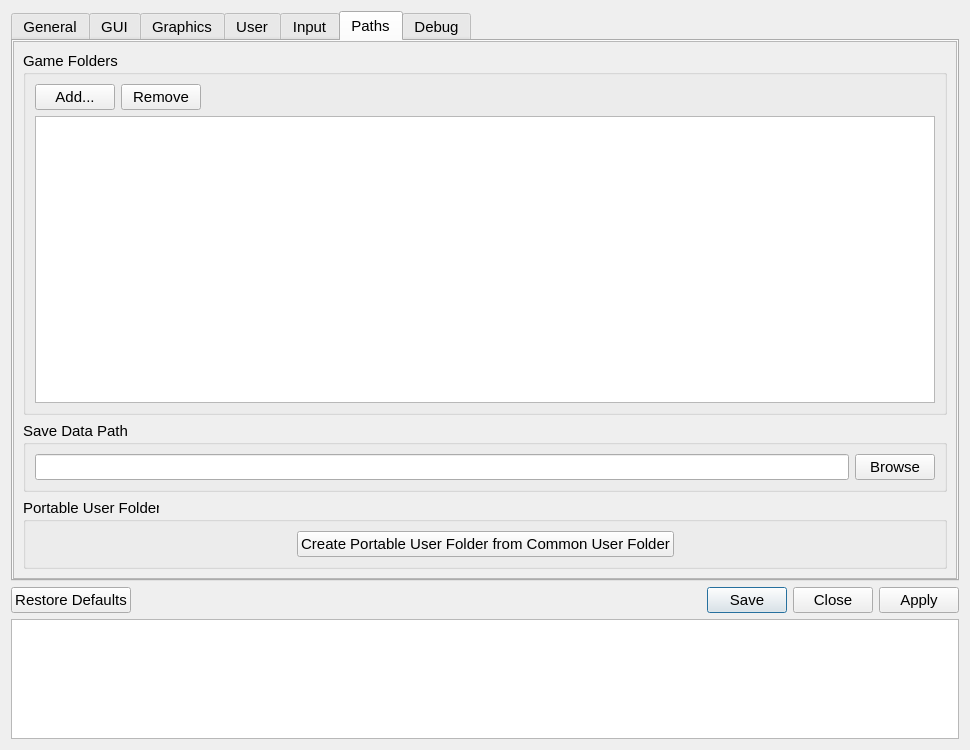
Qt form src/qt_gui/settings_dialog.ui (shadps4-emu/shadPS4) before a commit.
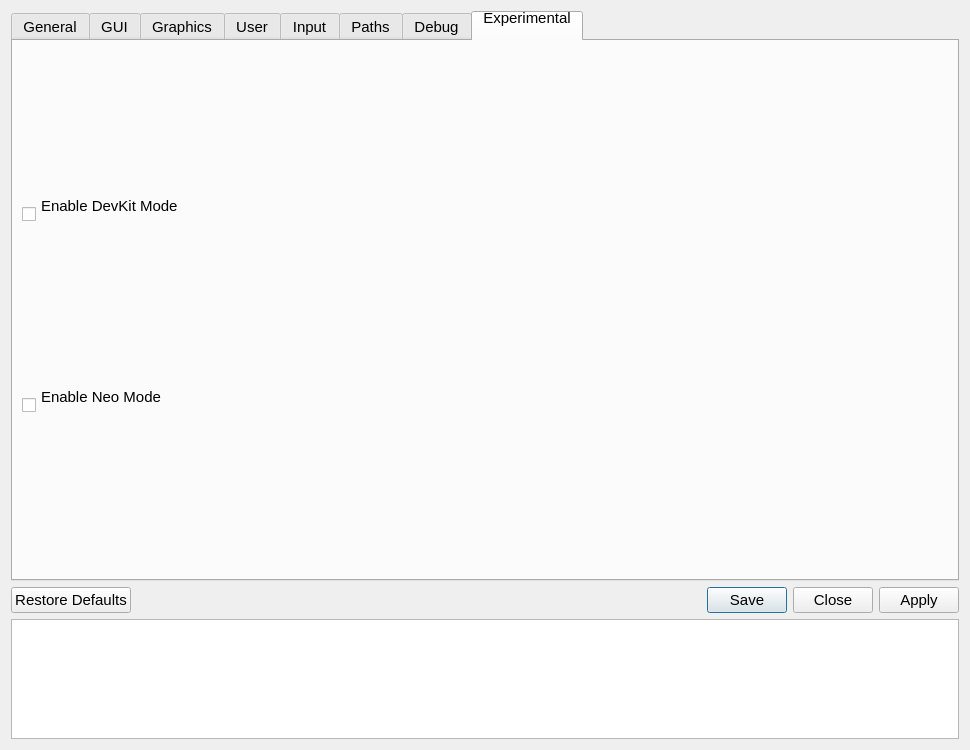
The same form after that commit. The open tabs and pages were chosen to show the change. Icons and pictures are not drawn.

Commit message: Wip implementation of isdevkit and neo mode to experimental tab.

```diff
--- a/src/qt_gui/settings_dialog.ui
+++ b/src/qt_gui/settings_dialog.ui
@@ -2079,7 +2079,31 @@
        </layout>
       </widget>
      </widget>
-    </widget>
+    <widget class="QWidget" name="experimentalTab">
+		<attribute name="title">
+			<string>Experimental
+		</string>
+		</attribute>
+		<layout class="QVBoxLayout" name="verticalLayout_experimental">
+			<item>
+				<widget class="QCheckBox" name="isDevKitCheckBox">
+					<property name="text">
+						<string>Enable DevKit Mode
+						</string>
+					</property>
+				</widget>
+			</item>
+			<item>
+				<widget class="QCheckBox" name="isNeoModeCheckBox">
+					<property name="text">
+						<string>Enable Neo Mode
+						</string>
+					</property>
+				</widget>
+			</item>
+		</layout>
+	</widget>
+	</widget>
    </item>
    <item>
     <widget class="QDialogButtonBox" name="buttonBox">
```
The commit also changes 3 other files.
